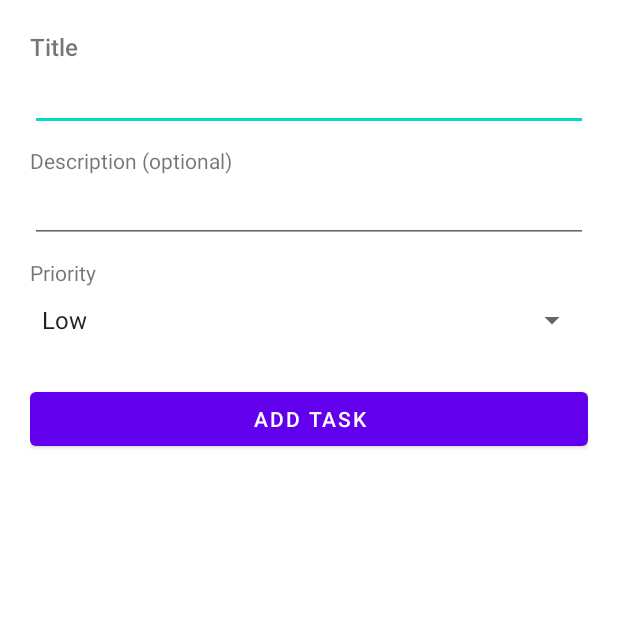
After one commit to lukef00/pomodoro-app, an Android app: the fragment AddTaskFragment shown on its own in the app's theme, on a phone screen of 412 x 824 dp, the top half of it. The commit adds this screen. Run offline under Robolectric (Android 15) with nearby library versions, the phone set to English and light mode, and no system bars.

Commit message:
Add option to add new tasks.

```diff
--- a/app/src/main/AndroidManifest.xml
+++ b/app/src/main/AndroidManifest.xml
@@ -27,7 +27,6 @@
                 android:name="android.app.lib_name"
                 android:value="" />
         </activity>
-
     </application>
 
 </manifest>
--- /dev/null
+++ b/app/src/main/java/com/example/pomodoro/ui/tasks/AddTaskFragment.java
@@ -0,0 +1,95 @@
+package com.example.pomodoro.ui.tasks;
+
+import android.os.Bundle;
+
+import androidx.fragment.app.Fragment;
+
+import android.view.LayoutInflater;
+import android.view.View;
+import android.view.ViewGroup;
+import android.widget.AdapterView;
+import android.widget.ArrayAdapter;
+import android.widget.Spinner;
+import android.widget.TextView;
+
+import com.example.pomodoro.R;
+import com.example.pomodoro.databinding.FragmentAddTaskBinding;
+import com.example.pomodoro.databinding.FragmentTasksBinding;
+import com.example.pomodoro.structures.Task;
+
+
+public class AddTaskFragment extends Fragment implements AdapterView.OnItemSelectedListener {
+
+    String title;
+    String description;
+    int priority;
+
+    TextView title_input;
+    TextView description_input;
+
+    public void onItemSelected(AdapterView<?> parent, View view,
+                               int pos, long id) {
+        // An item was selected. You can retrieve the selected item using
+        // parent.getItemAtPosition(pos)
+        priority = pos;
+    }
+
+    public void onNothingSelected(AdapterView<?> parent) {
+        // Another interface callback
+    }
+
+    public AddTaskFragment() {
+        // Required empty public constructor
+    }
+
+    public static AddTaskFragment newInstance() {
+        AddTaskFragment fragment = new AddTaskFragment();
+        Bundle args = new Bundle();
+        fragment.setArguments(args);
+        return fragment;
+    }
+
+    @Override
+    public void onCreate(Bundle savedInstanceState) {
+        super.onCreate(savedInstanceState);
+    }
+
+    @Override
+    public View onCreateView(LayoutInflater inflater, ViewGroup container,
+                             Bundle savedInstanceState) {
+        FragmentAddTaskBinding tb = FragmentAddTaskBinding.inflate(getLayoutInflater());
+        View view = tb.getRoot();
+        Spinner spinner = (Spinner) view.findViewById(R.id.priority_spinner);
+        ArrayAdapter<CharSequence> adapter = ArrayAdapter.createFromResource(getActivity(), R.array.priority_array, android.R.layout.simple_spinner_item);
+        adapter.setDropDownViewResource(android.R.layout.simple_spinner_dropdown_item);
+        adapter.setDropDownViewResource(android.R.layout.simple_spinner_dropdown_item);
+        spinner.setAdapter(adapter);
+        spinner.setOnItemSelectedListener(this);
+
+        title_input = view.findViewById(R.id.add_task_title);
+        description_input = view.findViewById(R.id.add_task_description);
+
+        view.findViewById(R.id.add_task_btn).setOnClickListener((v) -> {
+            createTask();
+        });
+        return view;
+    }
+
+    private void createTask() {
+        title = title_input.getText().toString();
+        description = description_input.getText().toString();
+        title = title.trim();
+
+        if (title.length() > 0) {
+            Task t;
+
+            if (description.length() == 0) {
+                description = null;
+                t = new Task(title, priority);
+            } else t = new Task(title, description, priority);
+            Task.addTask(t);
+            System.out.println("Dodaje zadanie usera");
+        }
+
+    }
+}
--- /dev/null
+++ b/app/src/main/res/layout/fragment_add_task.xml
@@ -0,0 +1,89 @@
+<?xml version="1.0" encoding="utf-8"?>
+<LinearLayout xmlns:android="http://schemas.android.com/apk/res/android"
+    xmlns:app="http://schemas.android.com/apk/res-auto"
+    xmlns:tools="http://schemas.android.com/tools"
+    android:id="@+id/frameLayout2"
+    android:layout_width="match_parent"
+    android:layout_height="match_parent"
+    android:orientation="vertical"
+    android:paddingHorizontal="20dp"
+    android:paddingVertical="20dp"
+    tools:context=".ui.tasks.AddTaskFragment">
+
+    <!-- TODO: Update blank fragment layout -->
+
+    <LinearLayout
+        android:id="@+id/title_wrapper"
+        android:layout_width="match_parent"
+        android:layout_height="wrap_content"
+        android:layout_marginBottom="10dp"
+        android:orientation="vertical">
+
+        <TextView
+            android:id="@+id/textView2"
+            android:layout_width="wrap_content"
+            android:layout_height="wrap_content"
+            android:fontFamily="sans-serif-medium"
+            android:text="@string/task_title"
+            android:textSize="16sp" />
+
+        <EditText
+            android:id="@+id/add_task_title"
+            android:layout_width="match_parent"
+            android:layout_height="wrap_content"
+            android:ems="10"
+            android:inputType="textPersonName" />
+    </LinearLayout>
+
+    <LinearLayout
+        android:id="@+id/description_wrapper"
+        android:layout_width="match_parent"
+        android:layout_height="wrap_content"
+        android:layout_marginBottom="10dp"
+        android:orientation="vertical">
+
+        <TextView
+            android:id="@+id/textView3"
+            android:layout_width="match_parent"
+            android:layout_height="wrap_content"
+            android:text="@string/task_description" />
+
+        <EditText
+            android:id="@+id/add_task_description"
+            android:layout_width="match_parent"
+            android:layout_height="wrap_content"
+            android:ems="10"
+            android:gravity="start|top"
+            android:inputType="textMultiLine" />
+
+    </LinearLayout>
+
+    <LinearLayout
+        android:id="@+id/priority_wrapper"
+        android:layout_width="match_parent"
+        android:layout_height="wrap_content"
+        android:orientation="vertical">
+
+        <TextView
+            android:id="@+id/textView4"
+            android:layout_width="match_parent"
+            android:layout_height="wrap_content"
+            android:text="@string/task_priority" />
+
+        <Spinner
+            android:id="@+id/priority_spinner"
+            android:layout_width="match_parent"
+            android:layout_height="wrap_content"
+            android:layout_marginTop="10dp"
+            android:textColor="#ffffff" />
+
+    </LinearLayout>
+
+    <Button
+        android:id="@+id/add_task_btn"
+        android:layout_width="match_parent"
+        android:layout_height="wrap_content"
+        android:layout_marginTop="30dp"
+        android:text="@string/task_button" />
+
+</LinearLayout>
--- a/app/src/main/res/values/strings.xml
+++ b/app/src/main/res/values/strings.xml
@@ -22,4 +22,27 @@
     <string name="menu_timer">Timer</string>
     <string name="menu_tasks">Tasks</string>
     <string name="menu_flashcards">Flashcards</string>
+    <string name="title_activity_add_task">AddTaskActivity</string>
+    <!-- Strings used for fragments for navigation -->
+    <string name="first_fragment_label">First Fragment</string>
+    <string name="second_fragment_label">Second Fragment</string>
+    <string name="next">Next</string>
+    <string name="previous">Previous</string>
+
+    <string name="hello_first_fragment">Hello first fragment</string>
+    <string name="hello_second_fragment">Hello second fragment. Arg: %1$s</string>
+    <!-- TODO: Remove or change this placeholder text -->
+    <string name="hello_blank_fragment">Hello blank fragment</string>
+
+    <!--    add new task-->
+    <string name="task_title">Title</string>
+    <string name="task_description">Description (optional)</string>
+    <string name="task_priority">Priority</string>
+    <string name="task_button">Add task</string>
+    <string-array name="priority_array">
+        <item>Low</item>
+        <item>Normal</item>
+        <item>Urgent</item>
+    </string-array>
+
 </resources>
```
Also changed, not shown: app/src/main/java/com/example/pomodoro/NavigationActivity.java (+33 -5 lines), app/src/main/java/com/example/pomodoro/ui/tasks/TasksFragment.java (+14 -1 lines), app/src/main/res/layout/fragment_tasks.xml (+11 -0 lines), app/src/main/res/drawable/plus.png.
